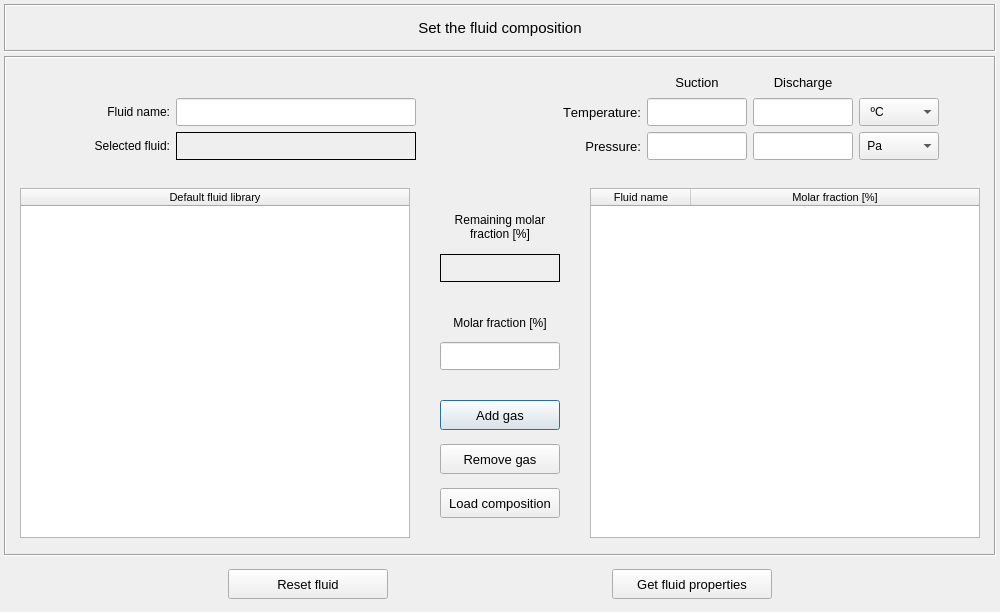
Qt form pulse/interface/data/ui_files/model/setup/fluid/set_fluid_composition_input.ui (open-pulse/OpenPulse) before a commit.
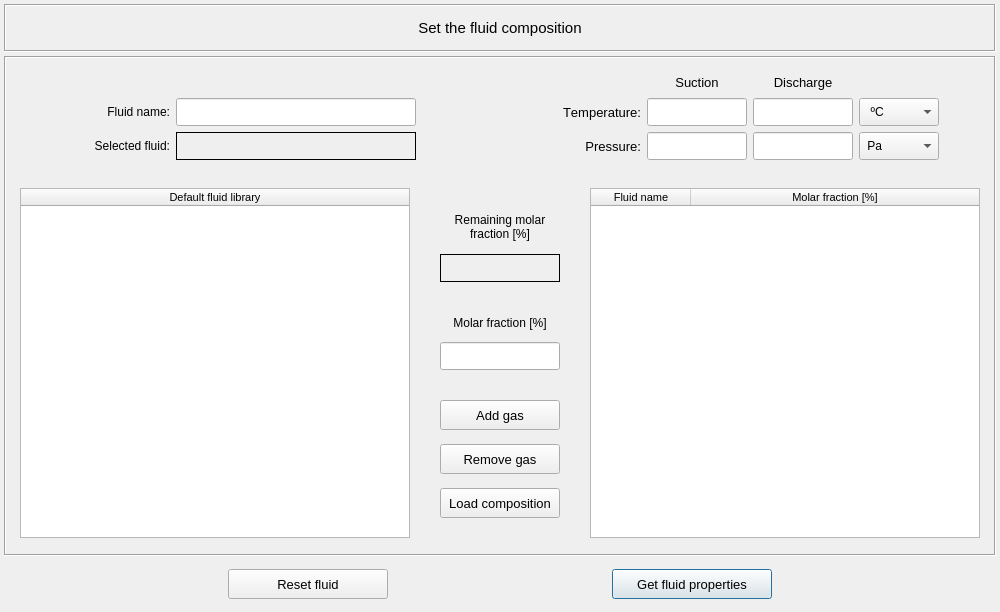
The same form after that commit.

```diff
--- a/pulse/interface/data/ui_files/model/setup/fluid/set_fluid_composition_input.ui
+++ b/pulse/interface/data/ui_files/model/setup/fluid/set_fluid_composition_input.ui
@@ -1038,6 +1038,12 @@
                   <property name="text">
                    <string>Add gas</string>
                   </property>
+                  <property name="autoDefault">
+                   <bool>false</bool>
+                  </property>
+                  <property name="default">
+                   <bool>true</bool>
+                  </property>
                  </widget>
                 </item>
                 <item row="1" column="0">
@@ -1343,6 +1349,12 @@
         <property name="text">
          <string>Get fluid properties</string>
         </property>
+        <property name="autoDefault">
+         <bool>false</bool>
+        </property>
+        <property name="default">
+         <bool>true</bool>
+        </property>
        </widget>
       </item>
      </layout>
```
Left out of the diff: 33 changed lines with no effect on the pictures.
